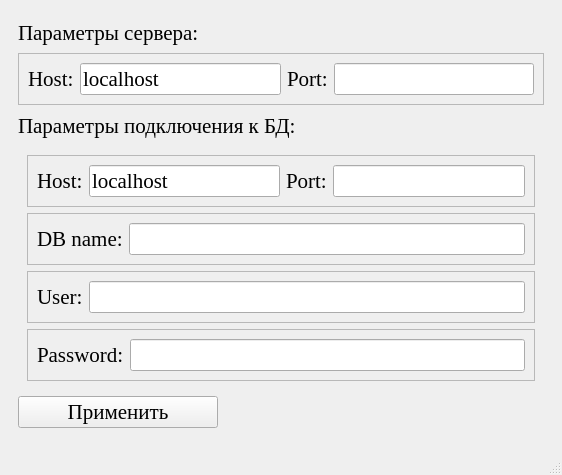
Old version of the form server/forms/settings_form.ui in the repository tdcau-py/doc_prepare_system.
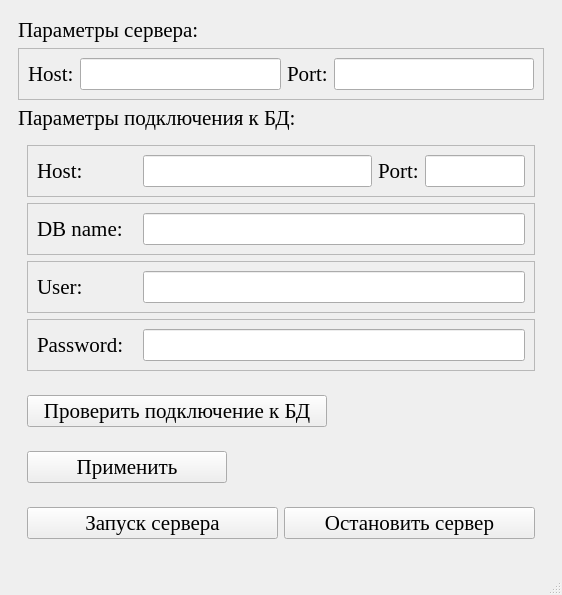
New version of the form.

Commit message: Modified main window and added method client_connections

Patch:
```diff
--- a/server/forms/settings_form.ui
+++ b/server/forms/settings_form.ui
@@ -7,7 +7,7 @@
     <x>0</x>
     <y>0</y>
     <width>562</width>
-    <height>475</height>
+    <height>586</height>
    </rect>
   </property>
   <property name="font">
@@ -48,11 +48,7 @@
            </widget>
           </item>
           <item>
-           <widget class="QLineEdit" name="lineEdit">
-            <property name="text">
-             <string>localhost</string>
-            </property>
-           </widget>
+           <widget class="QLineEdit" name="serverHost"/>
           </item>
           <item>
            <widget class="QLabel" name="label_3">
@@ -88,17 +84,19 @@
             <layout class="QHBoxLayout" name="horizontalLayout_3">
              <item>
               <widget class="QLabel" name="label_5">
+               <property name="minimumSize">
+                <size>
+                 <width>100</width>
+                 <height>0</height>
+                </size>
+               </property>
                <property name="text">
                 <string>Host:</string>
                </property>
               </widget>
              </item>
              <item>
-              <widget class="QLineEdit" name="lineEdit_3">
-               <property name="text">
-                <string>localhost</string>
-               </property>
-              </widget>
+              <widget class="QLineEdit" name="dbHost"/>
              </item>
              <item>
               <widget class="QLabel" name="label_6">
@@ -108,7 +106,14 @@
               </widget>
              </item>
              <item>
-              <widget class="QLineEdit" name="lineEdit_4"/>
+              <widget class="QLineEdit" name="dbPort">
+               <property name="maximumSize">
+                <size>
+                 <width>100</width>
+                 <height>16777215</height>
+                </size>
+               </property>
+              </widget>
              </item>
             </layout>
            </widget>
@@ -124,6 +129,12 @@
             <layout class="QHBoxLayout" name="horizontalLayout_4">
              <item>
               <widget class="QLabel" name="label_7">
+               <property name="minimumSize">
+                <size>
+                 <width>100</width>
+                 <height>0</height>
+                </size>
+               </property>
                <property name="text">
                 <string>DB name:</string>
                </property>
@@ -146,6 +157,12 @@
             <layout class="QHBoxLayout" name="horizontalLayout_5">
              <item>
               <widget class="QLabel" name="label_8">
+               <property name="minimumSize">
+                <size>
+                 <width>100</width>
+                 <height>0</height>
+                </size>
+               </property>
                <property name="text">
                 <string>User:</string>
                </property>
@@ -168,13 +185,23 @@
             <layout class="QHBoxLayout" name="horizontalLayout_6">
              <item>
               <widget class="QLabel" name="label_9">
+               <property name="minimumSize">
+                <size>
+                 <width>100</width>
+                 <height>0</height>
+                </size>
+               </property>
                <property name="text">
                 <string>Password:</string>
                </property>
               </widget>
              </item>
              <item>
-              <widget class="QLineEdit" name="lineEdit_7"/>
+              <widget class="QLineEdit" name="dbPassword">
+               <property name="inputMethodHints">
+                <set>Qt::ImhNone</set>
+               </property>
+              </widget>
              </item>
             </layout>
            </widget>
@@ -183,16 +210,61 @@
         </widget>
        </item>
        <item>
-        <widget class="QPushButton" name="pushButton">
-         <property name="maximumSize">
-          <size>
-           <width>200</width>
-           <height>16777215</height>
-          </size>
-         </property>
-         <property name="text">
-          <string>Применить</string>
-         </property>
+        <widget class="QWidget" name="widget_3" native="true">
+         <layout class="QVBoxLayout" name="verticalLayout_3">
+          <item>
+           <widget class="QPushButton" name="checkConnection">
+            <property name="maximumSize">
+             <size>
+              <width>300</width>
+              <height>16777215</height>
+             </size>
+            </property>
+            <property name="text">
+             <string>Проверить подключение к БД</string>
+            </property>
+           </widget>
+          </item>
+         </layout>
+        </widget>
+       </item>
+       <item>
+        <widget class="QWidget" name="widget_4" native="true">
+         <layout class="QVBoxLayout" name="verticalLayout_4">
+          <item>
+           <widget class="QPushButton" name="saveConfig">
+            <property name="maximumSize">
+             <size>
+              <width>200</width>
+              <height>16777215</height>
+             </size>
+            </property>
+            <property name="text">
+             <string>Применить</string>
+            </property>
+           </widget>
+          </item>
+         </layout>
+        </widget>
+       </item>
+       <item>
+        <widget class="QWidget" name="widget_5" native="true">
+         <layout class="QHBoxLayout" name="horizontalLayout_7">
+          <item>
+           <widget class="QPushButton" name="startServer">
+            <property name="text">
+             <string>Запуск сервера</string>
+            </property>
+           </widget>
+          </item>
+          <item>
+           <widget class="QPushButton" name="stopServer">
+            <property name="text">
+             <string>Остановить сервер</string>
+            </property>
+           </widget>
+          </item>
+         </layout>
         </widget>
        </item>
       </layout>
```
Left out of the diff: 8 changed lines with no effect on the pictures. The commit also changes 5 other files.
